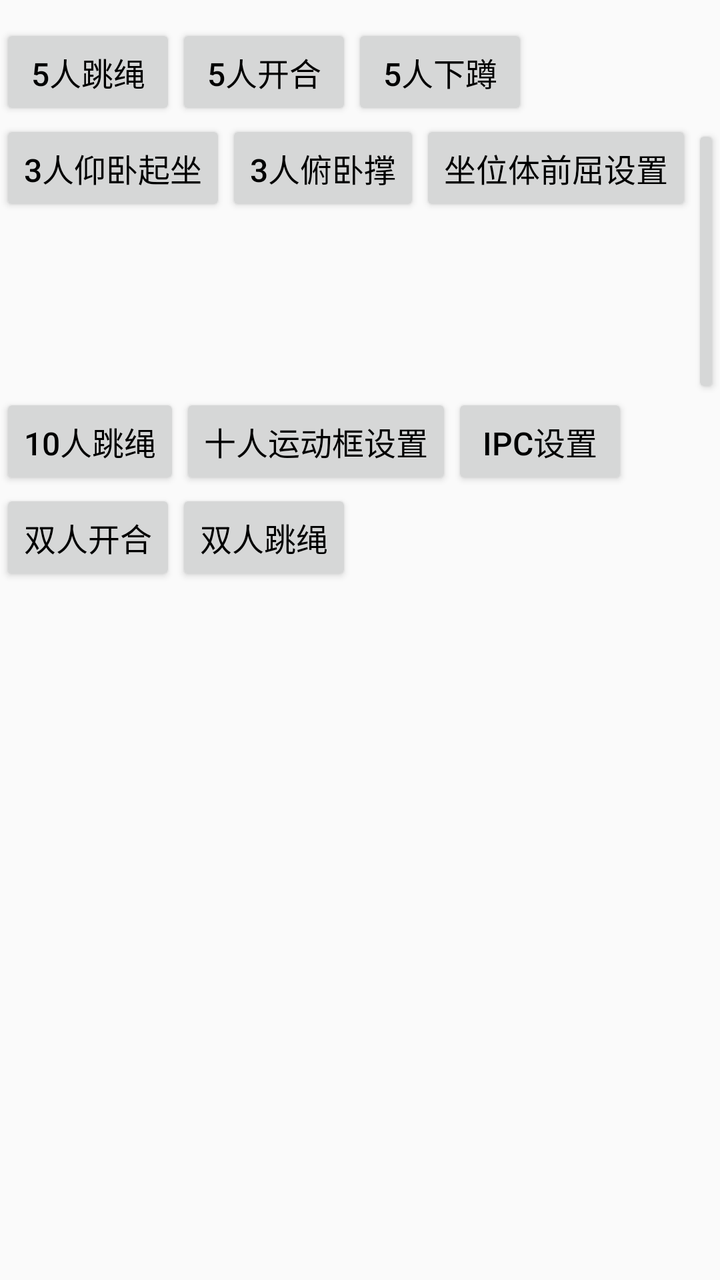
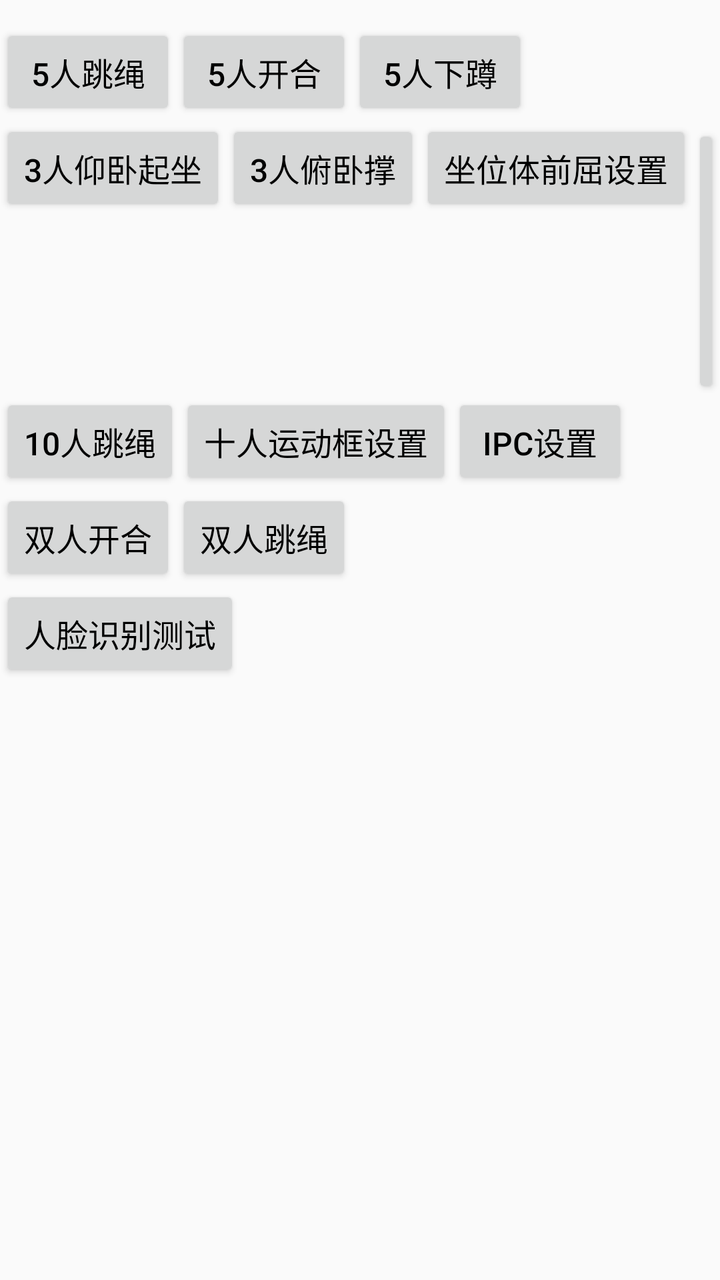

Before-and-after screenshots of an Android layout around one commit, followed by the original layout XML and the change that was made.
<!-- AndroidManifest.xml: application theme AppTheme -->
<!-- res/layout/ac_main.xml -->
<?xml version="1.0" encoding="utf-8"?>
<androidx.constraintlayout.widget.ConstraintLayout xmlns:android="http://schemas.android.com/apk/res/android"
    xmlns:app="http://schemas.android.com/apk/res-auto"
    android:layout_width="match_parent"
    android:layout_height="match_parent">

    <ScrollView
        android:layout_width="match_parent"
        android:layout_height="match_parent"
        android:layout_centerHorizontal="true"
        android:scrollbars="vertical">

        <LinearLayout
            android:layout_width="wrap_content"
            android:layout_height="wrap_content"
            android:layout_centerInParent="true"
            android:orientation="vertical"
            android:paddingTop="12dp"
            android:paddingBottom="12dp">

            <LinearLayout
                android:layout_width="wrap_content"
                android:layout_height="wrap_content"
                android:orientation="horizontal">

                <Button
                    android:id="@+id/bnt_0"
                    android:layout_width="wrap_content"
                    android:layout_height="wrap_content"
                    android:text="5人跳绳"
                    android:textColor="@color/color_black"
                    android:textSize="16sp" />

                <Button
                    android:id="@+id/bnt_3"
                    android:layout_width="wrap_content"
                    android:layout_height="wrap_content"
                    android:text="5人开合"
                    android:textColor="@color/color_black"
                    android:textSize="16sp" />

                <Button
                    android:id="@+id/bnt_4"
                    android:layout_width="wrap_content"
                    android:layout_height="wrap_content"
                    android:text="5人下蹲"
                    android:textColor="@color/color_black"
                    android:textSize="16sp" />

            </LinearLayout>

            <LinearLayout
                android:layout_width="wrap_content"
                android:layout_height="wrap_content"
                android:orientation="horizontal">

                <Button
                    android:id="@+id/bnt_8"
                    android:layout_width="wrap_content"
                    android:layout_height="wrap_content"
                    android:text="3人仰卧起坐"
                    android:textColor="@color/color_black"
                    android:textSize="16sp" />

                <Button
                    android:id="@+id/bnt_9"
                    android:layout_width="wrap_content"
                    android:layout_height="wrap_content"
                    android:text="3人俯卧撑"
                    android:textColor="@color/color_black"
                    android:textSize="16sp" />

                <Button
                    android:id="@+id/bnt_10"
                    android:layout_width="wrap_content"
                    android:layout_height="wrap_content"
                    android:text="坐位体前屈设置"
                    android:textColor="@color/color_black"
                    android:textSize="16sp" />

                <Button
                    android:id="@+id/bnt_zw"
                    android:layout_width="wrap_content"
                    android:layout_height="wrap_content"
                    android:text="坐位体前屈"
                    android:textColor="@color/color_black"
                    android:textSize="16sp" />

            </LinearLayout>

            <LinearLayout
                android:layout_width="wrap_content"
                android:layout_height="wrap_content"
                android:orientation="horizontal">

                <Button
                    android:id="@+id/bnt_11"
                    android:layout_width="wrap_content"
                    android:layout_height="wrap_content"
                    android:text="10人跳绳"
                    android:textColor="@color/color_black"
                    android:textSize="16sp" />

                <Button
                    android:id="@+id/btn_10_region_set"
                    android:layout_width="wrap_content"
                    android:layout_height="wrap_content"
                    android:text="十人运动框设置"
                    android:textColor="@color/color_black"
                    android:textSize="16sp" />

                <Button
                    android:id="@+id/btn_ipc_set"
                    android:layout_width="wrap_content"
                    android:layout_height="wrap_content"
                    android:text="IPC设置"
                    android:textColor="@color/color_black"
                    android:textSize="16sp" />

            </LinearLayout>

            <LinearLayout
                android:layout_width="wrap_content"
                android:layout_height="wrap_content"
                android:orientation="horizontal">

                <Button
                    android:id="@+id/bnt_12"
                    android:layout_width="wrap_content"
                    android:layout_height="wrap_content"
                    android:text="双人开合"
                    android:textColor="@color/color_black"
                    android:textSize="16sp" />

                <Button
                    android:id="@+id/bnt_13"
                    android:layout_width="wrap_content"
                    android:layout_height="wrap_content"
                    android:text="双人跳绳"
                    android:textColor="@color/color_black"
                    android:textSize="16sp" />

            </LinearLayout>

        </LinearLayout>

    </ScrollView>

    <TextView
        android:id="@+id/tv_org_id"
        android:layout_width="wrap_content"
        android:layout_height="wrap_content"
        android:layout_marginEnd="@dimen/dp_60"
        android:layout_marginBottom="@dimen/dp_60"
        app:layout_constraintBottom_toBottomOf="parent"
        app:layout_constraintEnd_toEndOf="parent" />
</androidx.constraintlayout.widget.ConstraintLayout>
<!-- resources referenced by this layout -->
<resources>
  <color name="color_black">#000000</color>
  <dimen name="dp_60">60dp</dimen>
  <style name="AppTheme" parent="Theme.AppCompat.DayNight.NoActionBar">
          <item name="colorPrimary">#00FFFF</item>
          <item name="colorPrimaryDark">#FFFFFF</item>
          <item name="colorAccent">#FFFF00</item>
          <item name="android:windowActionBar">false</item>
          <item name="android:windowNoTitle">true</item>
          <item name="android:windowContentTransitions">true</item>
          <item name="android:statusBarColor">@android:color/transparent</item>
          <item name="android:windowFullscreen">true</item>
          <item name="android:windowTranslucentNavigation">true</item>
          <item name="android:windowTranslucentStatus">true</item>
          <item name="android:windowDisablePreview">true</item>
      </style>
</resources>

<!-- the commit's change to res/layout/ac_main.xml (unified diff, before → after) -->
@@ -142,6 +142,19 @@
 
             </LinearLayout>
 
+            <LinearLayout
+                android:layout_width="wrap_content"
+                android:layout_height="wrap_content">
+
+                <Button
+                    android:id="@+id/btn_face_test"
+                    android:layout_width="wrap_content"
+                    android:layout_height="wrap_content"
+                    android:text="人脸识别测试"
+                    android:textColor="@color/color_black"
+                    android:textSize="16sp" />
+            </LinearLayout>
+
         </LinearLayout>
 
     </ScrollView>
